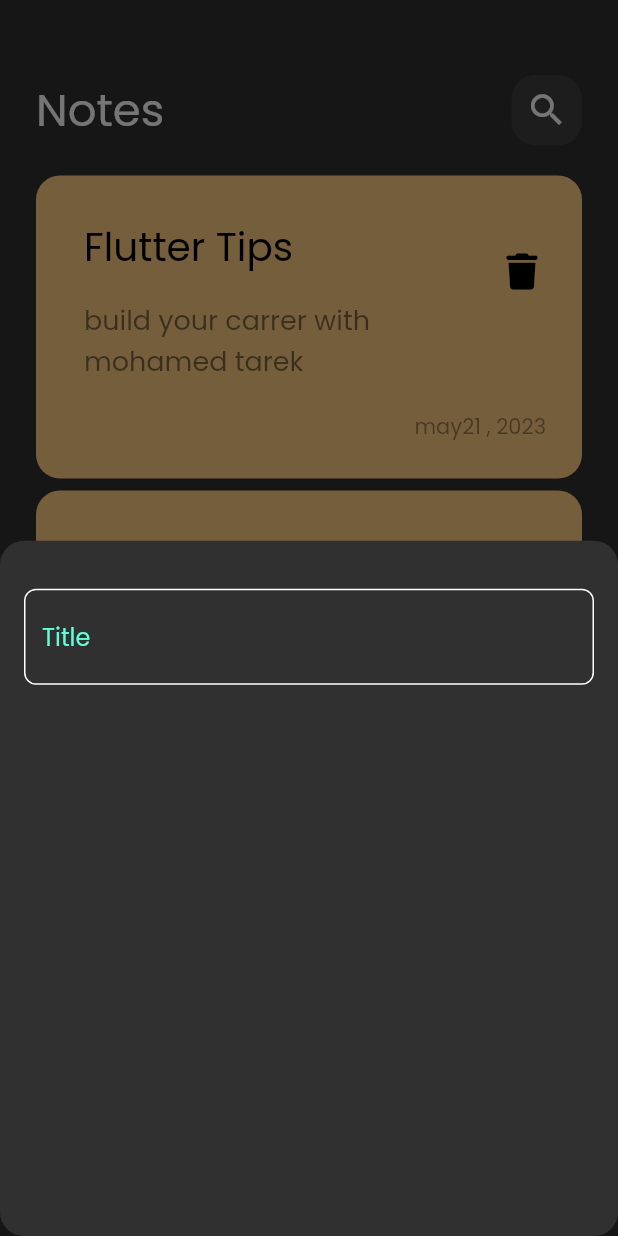
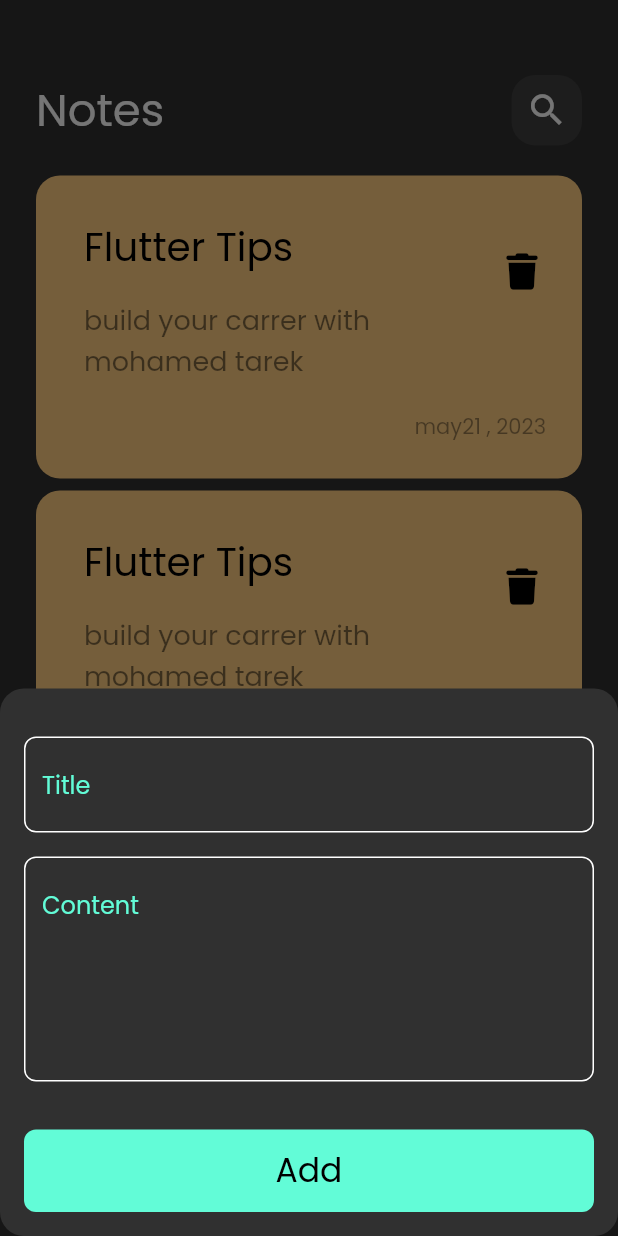
Before and after one commit to mtarek20/note_app, a Flutter app: the screen it shows after launch, after a tap on the "add" icon, on a phone screen of 412 x 824 dp. Run offline on Flutter 3.47's test engine with Material 2 defaults, Android fonts, the phone set to English and light mode, and no system bars; our stand-ins replace font_awesome_flutter.

Commit message:
create edit note view

```diff
--- a/lib/main.dart
+++ b/lib/main.dart
@@ -11,6 +11,7 @@ class NotesApp extends StatelessWidget {
   @override
   Widget build(BuildContext context) {
     return MaterialApp(
+      debugShowCheckedModeBanner: false,
       theme: ThemeData(brightness: Brightness.dark, fontFamily: 'Poppins'),
       home: const NotesView(),
     );
--- a/lib/widgets/add_note_bottom_sheet.dart
+++ b/lib/widgets/add_note_bottom_sheet.dart
@@ -1,4 +1,5 @@
 import 'package:flutter/material.dart';
+import 'package:note_app/widgets/custom_button.dart';
 import 'package:note_app/widgets/custom_text_field.dart';
 
 class AddNoteBottomSheet extends StatelessWidget {
@@ -8,13 +9,31 @@ class AddNoteBottomSheet extends StatelessWidget {
   Widget build(BuildContext context) {
     return Padding(
       padding: const EdgeInsets.symmetric(horizontal: 16),
+      child: SingleChildScrollView(
         child: Column(
           children: const [
             SizedBox(
               height: 32,
             ),
-          CustomTextField()
+            CustomTextField(
+              hint: 'Title',
+            ),
+            SizedBox(
+              height: 16,
+            ),
+            CustomTextField(
+              hint: 'Content',
+              maxLines: 5,
+            ),
+            SizedBox(
+              height: 32,
+            ),
+            CustomButton(),
+            SizedBox(
+              height: 16,
+            ),
           ],
+        ),
       ),
     );
   }
--- a/lib/widgets/custom_note_item.dart
+++ b/lib/widgets/custom_note_item.dart
@@ -1,12 +1,21 @@
 import 'package:flutter/material.dart';
 import 'package:font_awesome_flutter/font_awesome_flutter.dart';
+import 'package:note_app/views/edit_note_view.dart';
 
 class NoteItem extends StatelessWidget {
   const NoteItem({super.key});
 
   @override
   Widget build(BuildContext context) {
-    return Container(
+    return GestureDetector(
+      onTap: () {
+        Navigator.push(context, MaterialPageRoute(
+          builder: (context) {
+            return const EditNoteView();
+          },
+        ));
+      },
+      child: Container(
         padding: const EdgeInsets.only(top: 24, bottom: 24, left: 16),
         decoration: BoxDecoration(
             color: const Color(0xffFFCC80),
@@ -45,6 +54,7 @@ class NoteItem extends StatelessWidget {
             )
           ],
         ),
+      ),
     );
   }
 }
--- a/lib/widgets/custom_text_field.dart
+++ b/lib/widgets/custom_text_field.dart
@@ -2,13 +2,18 @@ import 'package:flutter/material.dart';
 import 'package:note_app/constants.dart';
 
 class CustomTextField extends StatelessWidget {
-  const CustomTextField({super.key});
+  const CustomTextField({super.key, required this.hint, this.maxLines = 1});
+
+  final String hint;
+  final int maxLines;
 
   @override
   Widget build(BuildContext context) {
     return TextField(
+      cursorColor: kPrimaryColor,
+      maxLines: maxLines,
       decoration: InputDecoration(
-        hintText: 'Title',
+        hintText: hint,
         hintStyle: const TextStyle(
           color: kPrimaryColor,
         ),
```
Also changed, not shown: lib/views/edit_note_view.dart (added, +13 -0 lines), lib/widgets/edit_note_view_body.dart (added, +10 -0 lines). Lines whose indentation alone changed are shown as unchanged.
